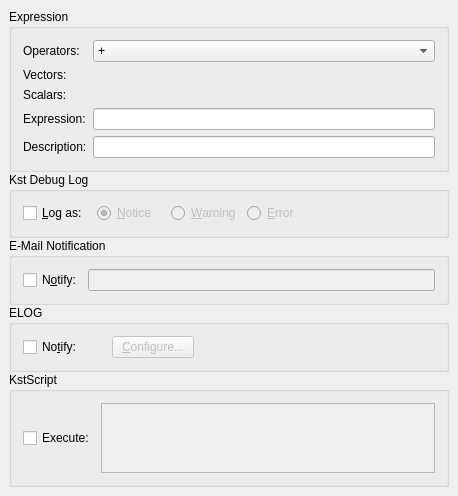
Old version of the form src/libkstapp/eventmonitortab.ui in the repository Kst-plot/kst.
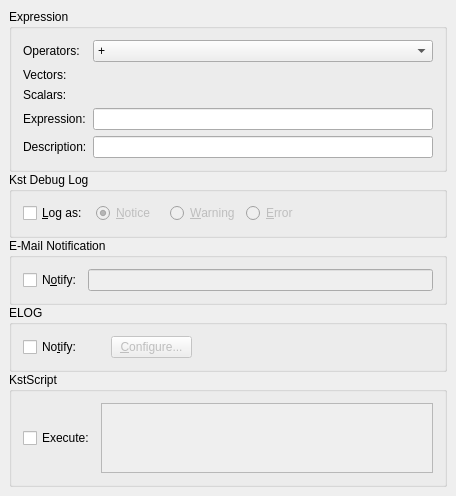
New version of the form. Custom widgets are drawn as their Qt base class.

The edit to the form file:
```diff
--- a/src/libkstapp/eventmonitortab.ui
+++ b/src/libkstapp/eventmonitortab.ui
@@ -6,8 +6,8 @@
    <rect>
     <x>0</x>
     <y>0</y>
-    <width>458</width>
-    <height>447</height>
+    <width>456</width>
+    <height>445</height>
    </rect>
   </property>
   <layout class="QGridLayout">
```
Left out of the diff: 4 changed lines with no effect on the pictures.
